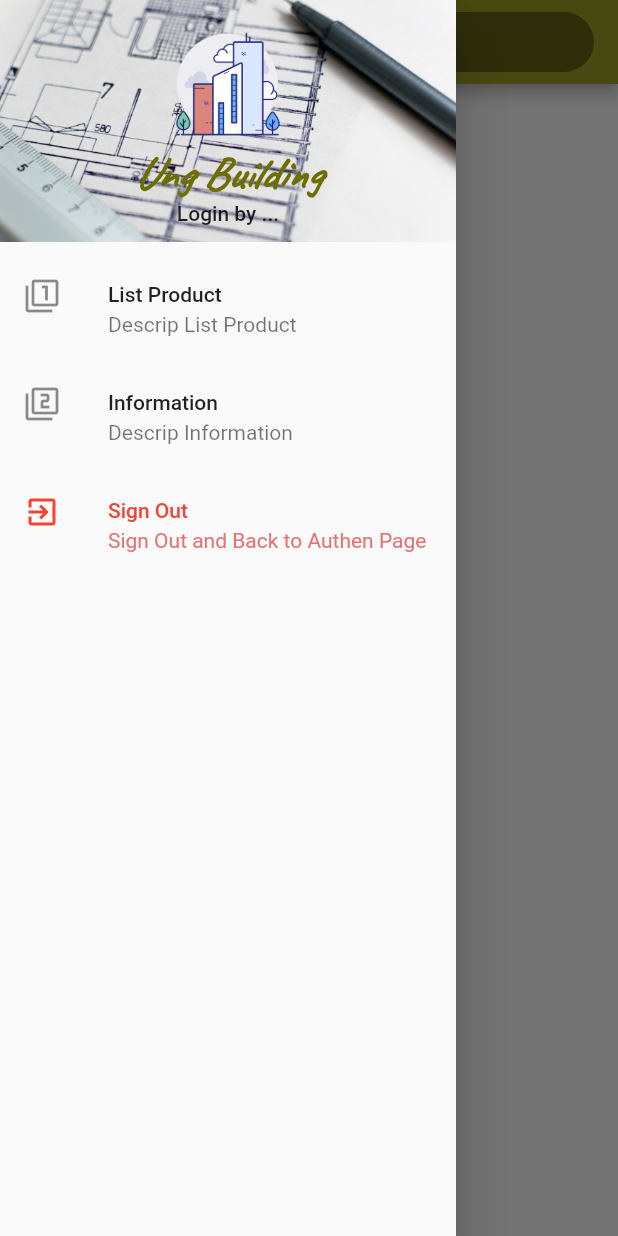
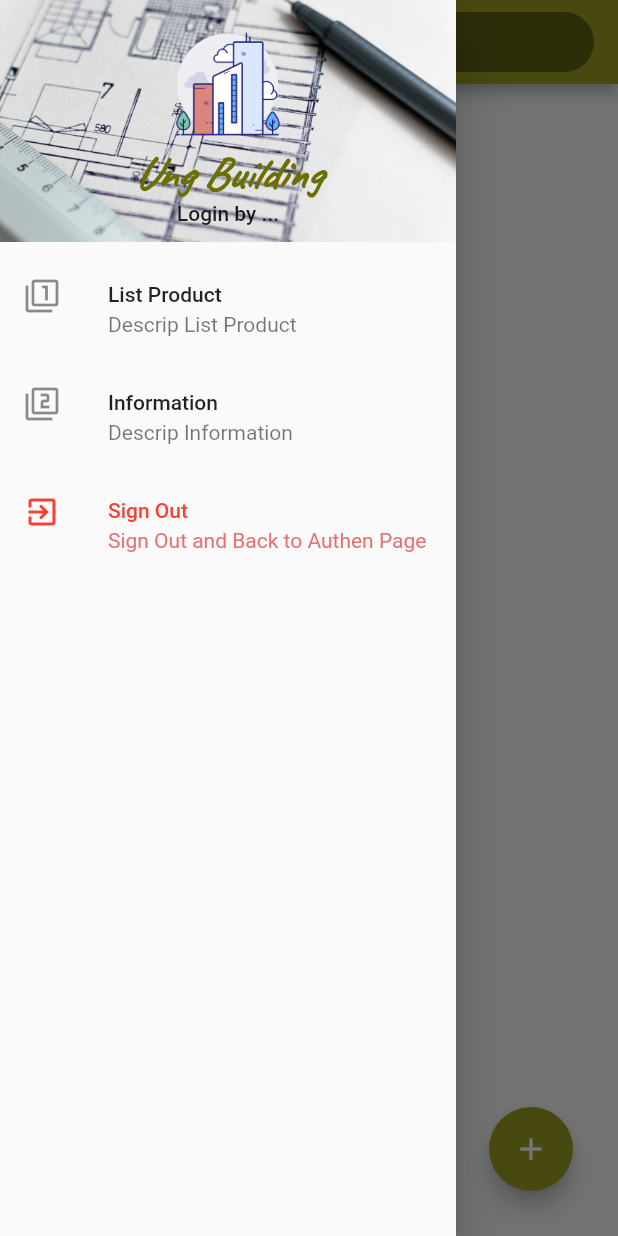
Before and after one commit to masterUNG/UngBuilding, a Flutter app: the Building screen opened directly, with the side drawer open, on a phone screen of 412 x 824 dp. Run offline on Flutter 3.47's test engine with Material 2 defaults, Android fonts, the phone set to English and light mode, and no system bars; our stand-ins replace dio, shared_preferences; accounts and stored records are empty; network calls fail.

```diff
--- a/lib/screens/building.dart
+++ b/lib/screens/building.dart
@@ -3,6 +3,8 @@ import 'package:flutter/material.dart';
 import 'package:shared_preferences/shared_preferences.dart';
 import 'package:ungbuilding/screens/authen.dart';
 import 'package:ungbuilding/utility/my_style.dart';
+import 'package:ungbuilding/widget/informaion.dart';
+import 'package:ungbuilding/widget/show_list_product.dart';
 
 class Building extends StatefulWidget {
   @override
@@ -12,6 +14,7 @@ class Building extends StatefulWidget {
 class _BuildingState extends State<Building> {
   // Field
   String nameLogin = '...';
+  Widget currentWidet = ShowListProduct();
 
   // Method
   @override
@@ -50,6 +53,9 @@ class _BuildingState extends State<Building> {
       title: Text('List Product'),
       subtitle: Text('Descrip List Product'),
       onTap: () {
+        setState(() {
+          currentWidet = ShowListProduct();
+        });
         Navigator.of(context).pop();
       },
     );
@@ -61,6 +67,9 @@ class _BuildingState extends State<Building> {
       title: Text('Information'),
       subtitle: Text('Descrip Information'),
       onTap: () {
+        setState(() {
+          currentWidet = Information();
+        });
         Navigator.of(context).pop();
       },
     );
@@ -168,7 +177,7 @@ class _BuildingState extends State<Building> {
 
   @override
   Widget build(BuildContext context) {
-    return Scaffold(
+    return Scaffold(body: currentWidet,
       drawer: showDrawer(),
       appBar: AppBar(
         backgroundColor: MyStyle().mainColor,
--- /dev/null
+++ b/lib/widget/show_list_product.dart
@@ -0,0 +1,46 @@
+import 'package:flutter/material.dart';
+import 'package:ungbuilding/screens/add_product.dart';
+import 'package:ungbuilding/utility/my_style.dart';
+
+class ShowListProduct extends StatefulWidget {
+  @override
+  _ShowListProductState createState() => _ShowListProductState();
+}
+
+class _ShowListProductState extends State<ShowListProduct> {
+  // Field
+
+  // Method
+  Widget addProductButton() {
+    return Column(
+      mainAxisAlignment: MainAxisAlignment.end,
+      children: <Widget>[
+        Row(
+          mainAxisAlignment: MainAxisAlignment.end,
+          children: <Widget>[
+            Container(
+              margin: EdgeInsets.only(bottom: 30.0, right: 30.0),
+              child: FloatingActionButton(
+                backgroundColor: MyStyle().mainColor,
+                child: Icon(Icons.add),
+                onPressed: () {
+                  MaterialPageRoute materialPageRoute = MaterialPageRoute(builder: (BuildContext buildContext){return AddProduct();});
+                  Navigator.of(context).push(materialPageRoute);
+                },
+              ),
+            ),
+          ],
+        ),
+      ],
+    );
+  }
+
+  @override
+  Widget build(BuildContext context) {
+    return Stack(
+      children: <Widget>[
+        addProductButton(),
+      ],
+    );
+  }
+}
--- a/pubspec.yaml
+++ b/pubspec.yaml
@@ -46,6 +46,7 @@ flutter:
   assets:
    - images/logo.png
    - images/wall.jpg
+   - images/pic.png
 
   # An image asset can refer to one or more resolution-specific "variants", see
   # https://flutter.dev/assets-and-images/#resolution-aware.
```
Also changed, not shown: lib/screens/add_product.dart (added, +90 -0 lines), lib/widget/informaion.dart (added, +19 -0 lines), images/pic.png (added).
